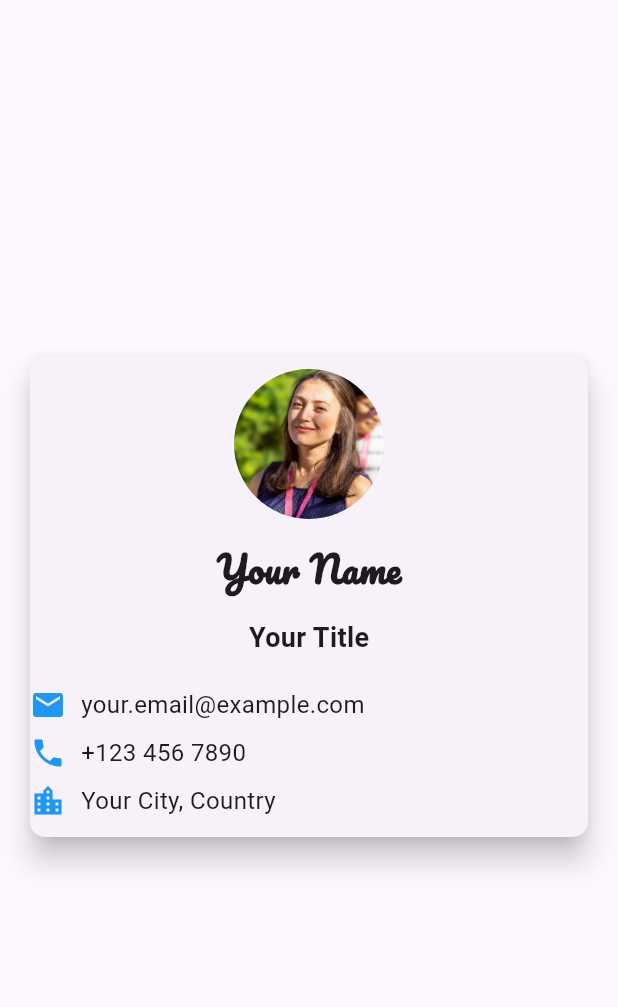
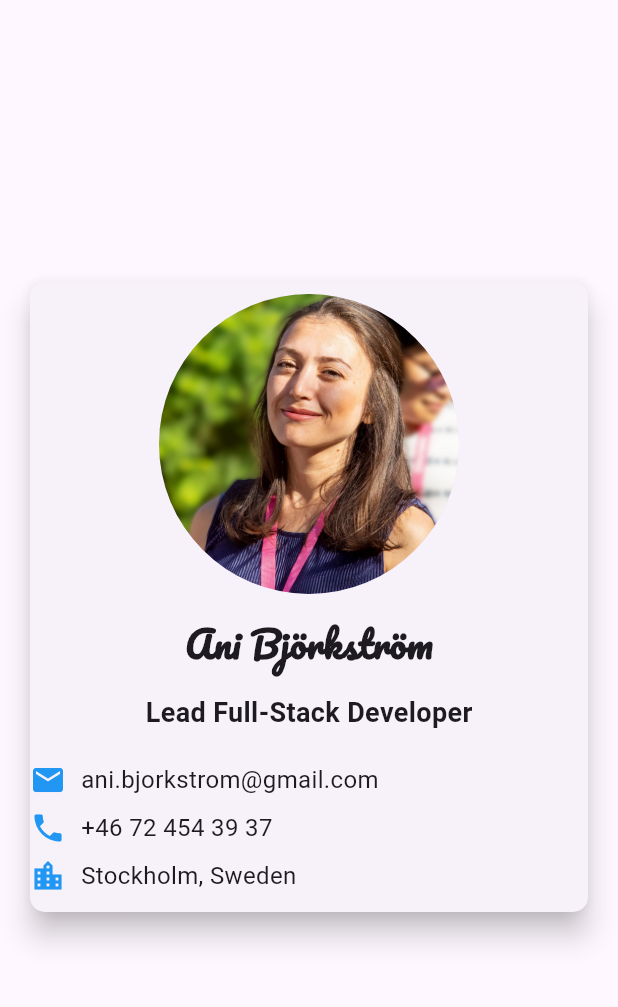
Before and after one commit to Ani-Bjorkstrom/MeCard, a Flutter app: the screen it shows after launch, on a phone screen of 412 x 824 dp, the part 63-1070 px from its top. Run offline on Flutter 3.47's test engine with Material 3 defaults, Android fonts, the phone set to English and light mode, and no system bars; our stand-ins replace google_fonts.

Commit message:
Minor updates!

```diff
--- a/lib/main.dart
+++ b/lib/main.dart
@@ -40,15 +40,15 @@ class MyCardPage extends StatelessWidget {
                 Padding(
                   padding: const EdgeInsets.all(8.0),
                   child: CircleAvatar(
-                    radius: 50.0,
-                    backgroundImage: AssetImage('assets/Ani_Björkström.jpg'), // Replace with your image path
+                    radius: 100.0,
+                    backgroundImage: AssetImage('assets/Ani_Björkström.jpg'),
                   ),
                 ),
                 // Title section
                 Padding(
                   padding: const EdgeInsets.all(8.0),
                   child: Text(
-                    'Your Name', // Replace with your name
+                    'Ani Björkström',
                     style: GoogleFonts.pacifico(
                       textStyle: TextStyle(
                         fontSize: 24.0,
@@ -61,7 +61,7 @@ class MyCardPage extends StatelessWidget {
                 Padding(
                   padding: const EdgeInsets.all(8.0),
                   child: Text(
-                    'Your Title', // Replace with your title
+                    'Lead Full-Stack Developer', // Replace with your title
                     style: TextStyle(
                       fontSize: 18.0,
                       fontWeight: FontWeight.bold,
@@ -75,15 +75,15 @@ class MyCardPage extends StatelessWidget {
                     children: [
                       InfoRow(
                         icon: Icons.email,
-                        text: 'your.email@example.com', // Replace with your email
+                        text: 'ani.bjorkstrom@gmail.com',
                       ),
                       InfoRow(
                         icon: Icons.phone,
-                        text: '+123 456 7890', // Replace with your phone number
+                        text: '+46 72 454 39 37', // Replace with your phone number
                       ),
                       InfoRow(
                         icon: Icons.location_city,
-                        text: 'Your City, Country', // Replace with your location
+                        text: 'Stockholm, Sweden',
                       ),
                     ],
                   ),
```
